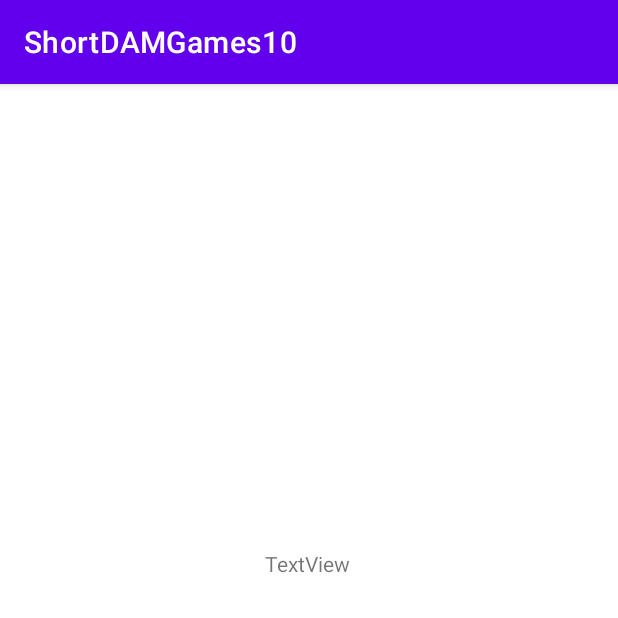
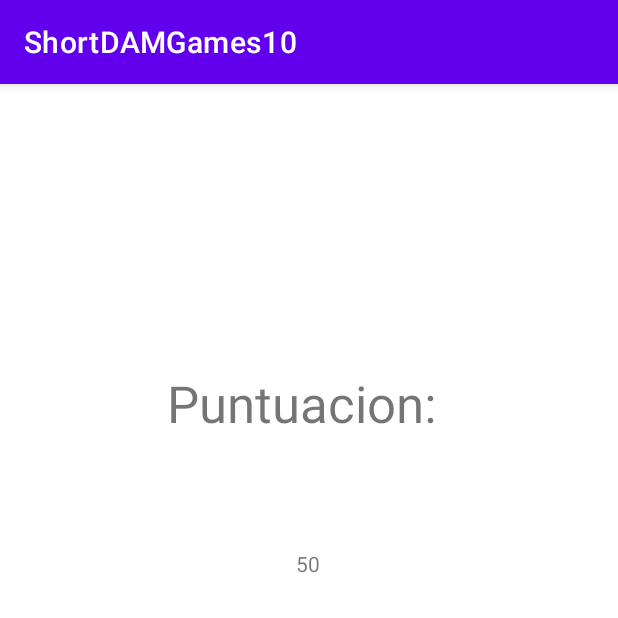
Before and after one commit to jparloz/jueguito_Android, an Android app: the fragment GameFragment placed in its activity, after a tap on "PLANTARSE", on a phone screen of 412 x 824 dp, the top half of it. Run offline under Robolectric (Android 15) with nearby library versions, the light colour scheme and no system bars.

Commit message:
Puntuacion se muestra en el ultimo fragmento y cambiado todos los if del GameFragment

```diff
--- a/app/src/main/java/com/jparral/shortdamgames10/EndFragment.java
+++ b/app/src/main/java/com/jparral/shortdamgames10/EndFragment.java
@@ -14,7 +14,8 @@
 
 
 public class EndFragment extends Fragment {
-
+    TextView puntuacion;
+    PlayerViewModel mplayer;
     public EndFragment() {
     }
 
@@ -32,8 +33,11 @@
     @Override
     public void onStart() {
         super.onStart();
-        TextView nombre = getView().findViewById(R.id.tv_puntuacion);
-        PlayerViewModel mplayer =new ViewModelProvider(getActivity()).get(PlayerViewModel.class);
-        nombre.setText(mplayer.getPlayer1().getName());
+        loadScore();
+    }
+    public void loadScore(){
+        puntuacion = getView().findViewById(R.id.tv_acambiar);
+        mplayer = new ViewModelProvider(getActivity()).get(PlayerViewModel.class);
+        puntuacion.setText(String.valueOf(mplayer.getPlayer1().getScore()));
     }
 }
--- a/app/src/main/java/com/jparral/shortdamgames10/GameFragment.java
+++ b/app/src/main/java/com/jparral/shortdamgames10/GameFragment.java
@@ -27,6 +27,7 @@
     Dealer bench;
     BlackJack casino;
     private GameViewModel mgame = null;
+    private PlayerViewModel mplayer = null;
 
     public GameFragment() {
     }
@@ -47,6 +48,7 @@
         bench = new Dealer();
         casino = new BlackJack();
         mgame= new ViewModelProvider(getActivity()).get(GameViewModel.class);
+        mplayer= new ViewModelProvider(getActivity()).get(PlayerViewModel.class);
         bench.startAttributes();
         Log.d("Pimero", String.valueOf(mgame.getGame().getLevel()));
 
@@ -54,14 +56,20 @@
         btn_pedirCarta.setOnClickListener(new View.OnClickListener() {
             @Override
             public void onClick(View view) {
-
                 bench.addCardPlayer();
                 int com=casino.comprobar(bench.getPlayerHand());
                 Log.d("Pimero", bench.getPlayerHand().toString());
-                if(com==1){
-                    //Derrota no es necesario guardar score, se queda en 0 salimos a end
+                switch (com){
+                    case -1:
+                        break;
+                    case 0:
+                        btn_pedirCarta.setEnabled(false);
+                        break;
+                    case 1:
+                        mplayer.getPlayer1().setScore(0);
                         loadFragment2(new EndFragment());
-                }//en caso -1 no hacemos nada, en caso 0 tampoco, se debe comparar con el dealer o podemos pedir carta
+                        break;
+                }
             }
         });
 
@@ -76,25 +84,33 @@
                     Log.d("Pimero", bench.getDealerHand().toString());
                     com = casino.comprobarDealer((bench.getDealerHand()),level);//falta pasar parametro level
 
-                    if(com==-1){//pedimos carta
+                    switch (com){
+                        case -1:
                             bench.addCardDealer();
-                    }else if(com==0){
-                        //entre dificulta y 21, salimos del bucle y comparamos
-                    }else if(com==1){
-                        //Pierde la banca, se anuncia jugador ganador, se guarda score y vamos al end
-
+                            break;
+                        case 0:
+                            break;
+                        case 1:
+                            mplayer.getPlayer1().setScore(80);
                             loadFragment2(new EndFragment());
+                            break;
                     }
                 }
                 int final_game = casino.comparar(bench.total_bill(bench.getPlayerHand()),bench.total_bill(bench.getDealerHand()));
-                if (final_game==1){
+                switch (final_game){
+                    case-1:
+                        mplayer.getPlayer1().setScore(20);
                         loadFragment2(new EndFragment());
-                }else if(final_game==-1){
+                        break;
+                    case 0:
+                        mplayer.getPlayer1().setScore(50);
                         loadFragment2(new EndFragment());
-                }else{
+                        break;
+                    case 1:
+                        mplayer.getPlayer1().setScore(60);
                         loadFragment2(new EndFragment());
+                        break;
                 }
-
             }
         });
 
```
Lines whose indentation alone changed are shown as unchanged.
